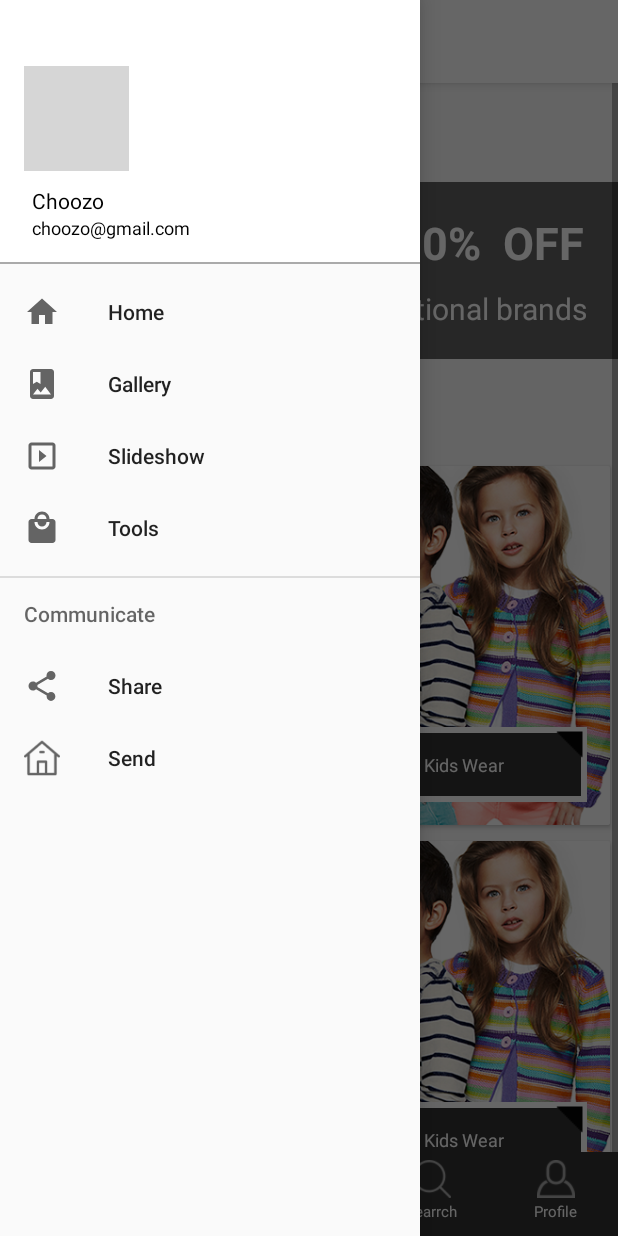
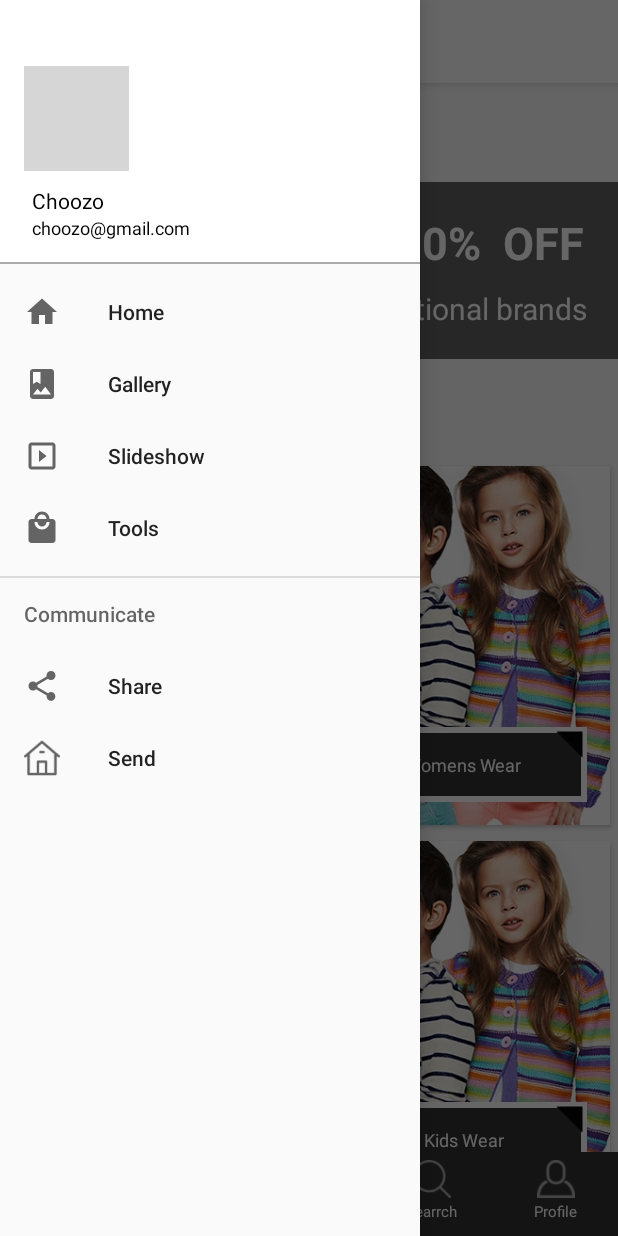
Before and after one commit to coolutkarshraj/Choozo_ecommerce, an Android app: the HomeFragment screen opened directly, with no data from a screen before it, with the side drawer open, on a phone screen of 412 x 824 dp. Run offline under Robolectric (Android 15) with nearby library versions, the phone set to English and light mode, and no system bars; libraries missing offline, so code that uses them is left out: com.smarteist.autoimageslider; plain views replace SliderLayout; Roboto replaces fonts that are not available here; 10 statements that could not run were skipped; grey boxes are pictures that could not be loaded.

Commit message:
Scrolling bugs has been  fixed

```diff
--- a/app/src/main/java/com/io/choozo/Fragment/Home/HomeFragment.java
+++ b/app/src/main/java/com/io/choozo/Fragment/Home/HomeFragment.java
@@ -92,9 +92,10 @@ public class HomeFragment extends Fragment {
     private void recyclerViewData() {
        StaggeredGridLayoutManager gaggeredGridLayoutManager = new StaggeredGridLayoutManager(2, StaggeredGridLayoutManager.VERTICAL);
         rv_Shop.setLayoutManager(gaggeredGridLayoutManager);
+        rv_Shop.setNestedScrollingEnabled(false);
         list.clear();
         list.add(new ShopCategoryModel(R.drawable.boy,"Kids Wear"));
-        list.add(new ShopCategoryModel(R.drawable.boy,"Kids Wear"));
+        list.add(new ShopCategoryModel(R.drawable.boy,"Womens Wear"));
         list.add(new ShopCategoryModel(R.drawable.boy,"Kids Wear"));
         list.add(new ShopCategoryModel(R.drawable.boy,"Kids Wear"));
         list.add(new ShopCategoryModel(R.drawable.boy,"Kids Wear"));
--- a/app/src/main/res/layout/homefragment.xml
+++ b/app/src/main/res/layout/homefragment.xml
@@ -4,7 +4,7 @@
     android:layout_height="match_parent"
     xmlns:app="http://schemas.android.com/apk/res-auto">
 
-    <ScrollView
+    <android.support.v4.widget.NestedScrollView
         android:layout_width="match_parent"
         android:layout_height="match_parent">
         <LinearLayout
@@ -63,10 +63,11 @@
     </RelativeLayout>
             <android.support.v7.widget.RecyclerView
                 android:id="@+id/rv_shop"
+                app:layout_behavior="@string/appbar_scrolling_view_behavior"
                 android:layout_width="match_parent"
                 android:layout_height="wrap_content"
                 android:layout_marginBottom="60dp"></android.support.v7.widget.RecyclerView>
 
         </LinearLayout>
-    </ScrollView>
+    </android.support.v4.widget.NestedScrollView>
 </LinearLayout>
```
Also changed, not shown: app/src/main/java/com/io/choozo/activity/introSliderActivity/OnBoardingActivity.java (renamed from app/src/main/java/com/io/choozo/activity/OnBoardingActivity.java).
